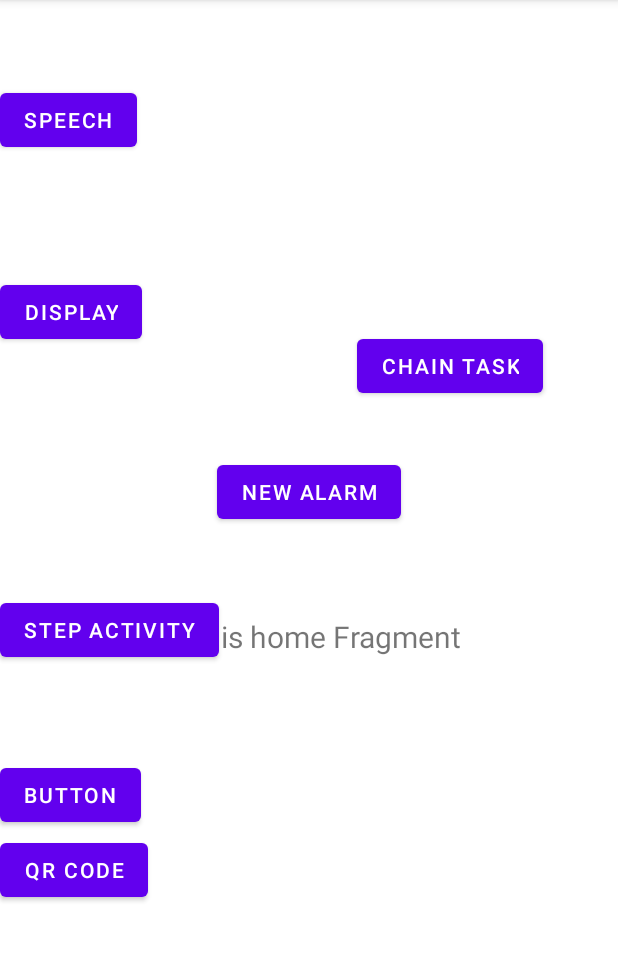
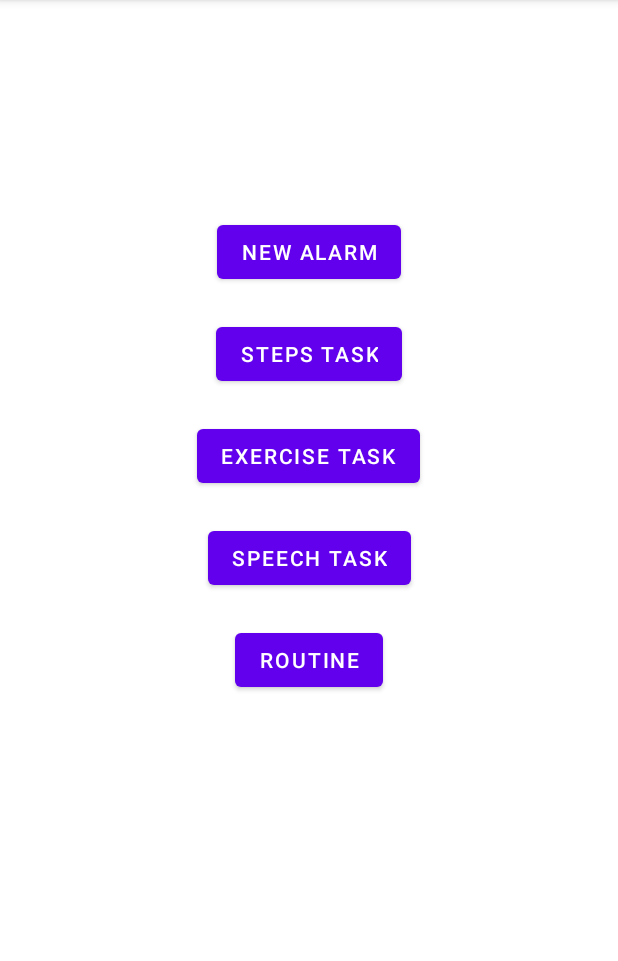
Before and after one commit to henryliuser/17422_final_project, an Android app: the screen it shows after launch (MainActivity), on a phone screen of 412 x 824 dp, the part 84-1045 px from its top. Run offline under Robolectric (Android 15) with nearby library versions, the phone set to English and light mode, and no system bars.

Commit message:
fixing main:

```diff
--- a/app/src/main/java/com/example/a17422_final_project/ForegroundService.kt
+++ b/app/src/main/java/com/example/a17422_final_project/ForegroundService.kt
@@ -38,7 +38,8 @@ class ForegroundService : Service() {
 
     override fun onStartCommand(intent: Intent, flags: Int, startId: Int): Int {
         Log.d("asd", "onStart$intent")
-        val window = Window(this)
+        fun callback() {}
+        val window = Window(this, ::callback)
         window.open()
         return super.onStartCommand(intent, flags, startId)
     }
--- a/app/src/main/java/com/example/a17422_final_project/help_me.kt
+++ b/app/src/main/java/com/example/a17422_final_project/help_me.kt
@@ -9,7 +9,8 @@ import androidx.core.content.ContextCompat.startActivity
 
 enum class TaskType(val key: Int) {
     STEPS(0),
-    SPEECH(1);
+    SPEECH(1),
+    EXERCISE(2);
     companion object {
         private val map = TaskType.values().associateBy(TaskType::key)
         operator fun get(id: Int) = map[id]!!
--- a/app/src/main/java/com/example/a17422_final_project/ui/home/HomeViewModel.kt
+++ b/app/src/main/java/com/example/a17422_final_project/ui/home/HomeViewModel.kt
@@ -7,7 +7,7 @@ import androidx.lifecycle.ViewModel
 class HomeViewModel : ViewModel() {
 
     private val _text = MutableLiveData<String>().apply {
-        value = "This is home Fragment"
+        value = ""
     }
     val text: LiveData<String> = _text
 }
--- a/app/src/main/res/layout/activity_main.xml
+++ b/app/src/main/res/layout/activity_main.xml
@@ -24,60 +24,30 @@
         android:id="@+id/button3"
         android:layout_width="wrap_content"
         android:layout_height="wrap_content"
-        android:layout_marginTop="340dp"
-        android:text="step activity"
-        app:layout_constraintTop_toTopOf="parent"
-        tools:layout_editor_absoluteX="103dp" />
+        android:layout_marginTop="20dp"
+        android:text="steps task"
+        app:layout_constraintEnd_toEndOf="parent"
+        app:layout_constraintStart_toStartOf="parent"
+        app:layout_constraintTop_toBottomOf="@+id/newAlarm" />
 
     <Button
         android:id="@+id/button4"
         android:layout_width="wrap_content"
         android:layout_height="wrap_content"
-        android:layout_marginTop="112dp"
-        android:text="QR Code"
-        app:layout_constraintTop_toBottomOf="@+id/button3"
-        tools:layout_editor_absoluteX="103dp" />
-
-    <Button
-        android:id="@+id/button"
-        android:layout_width="wrap_content"
-        android:layout_height="wrap_content"
-        android:layout_marginBottom="214dp"
-        android:text="Button"
-        app:layout_constraintBottom_toBottomOf="parent"
-        tools:layout_editor_absoluteX="138dp" />
-
-    <Button
-        android:id="@+id/button2"
-        android:layout_width="wrap_content"
-        android:layout_height="wrap_content"
-        android:layout_marginTop="128dp"
-        android:text="display"
-        app:layout_constraintTop_toTopOf="parent"
-        tools:layout_editor_absoluteX="41dp" />
+        android:layout_marginTop="20dp"
+        android:text="Exercise task"
+        app:layout_constraintEnd_toEndOf="parent"
+        app:layout_constraintHorizontal_bias="0.498"
+        app:layout_constraintStart_toStartOf="parent"
+        app:layout_constraintTop_toBottomOf="@+id/button3" />
 
     <Button
         android:id="@+id/newAlarm"
         android:layout_width="wrap_content"
         android:layout_height="wrap_content"
-        android:layout_marginStart="50dp"
-        android:layout_marginTop="248dp"
-        android:layout_marginEnd="50dp"
+        android:layout_marginTop="88dp"
         android:text="new Alarm"
         app:layout_constraintEnd_toEndOf="parent"
-        app:layout_constraintStart_toStartOf="parent"
-        app:layout_constraintTop_toTopOf="parent" />
-
-    <Button
-        android:id="@+id/chainTask"
-        android:layout_width="wrap_content"
-        android:layout_height="wrap_content"
-        android:layout_marginStart="50dp"
-        android:layout_marginTop="164dp"
-        android:layout_marginEnd="50dp"
-        android:text="chain task"
-        app:layout_constraintEnd_toEndOf="parent"
-        app:layout_constraintHorizontal_bias="1.0"
         app:layout_constraintStart_toStartOf="parent"
         app:layout_constraintTop_toTopOf="parent" />
 
@@ -85,8 +55,20 @@
         android:id="@+id/to_speech"
         android:layout_width="wrap_content"
         android:layout_height="wrap_content"
-        android:text="speech"
-        tools:layout_editor_absoluteX="71dp"
-        tools:layout_editor_absoluteY="573dp" />
+        android:layout_marginTop="20dp"
+        android:text="SPEECH TASK"
+        app:layout_constraintEnd_toEndOf="parent"
+        app:layout_constraintStart_toStartOf="parent"
+        app:layout_constraintTop_toBottomOf="@+id/button4" />
+
+    <Button
+        android:id="@+id/routine"
+        android:layout_width="wrap_content"
+        android:layout_height="wrap_content"
+        android:layout_marginTop="20dp"
+        android:text="ROUTINE"
+        app:layout_constraintEnd_toEndOf="parent"
+        app:layout_constraintStart_toStartOf="parent"
+        app:layout_constraintTop_toBottomOf="@+id/to_speech" />
 
 </androidx.constraintlayout.widget.ConstraintLayout>
```
Also changed, not shown: app/src/main/java/com/example/a17422_final_project/AlarmFlow.kt (+57 -3 lines), app/src/main/java/com/example/a17422_final_project/MainActivity.kt (+43 -56 lines), app/src/main/java/com/example/a17422_final_project/Window.kt (+11 -11 lines).
